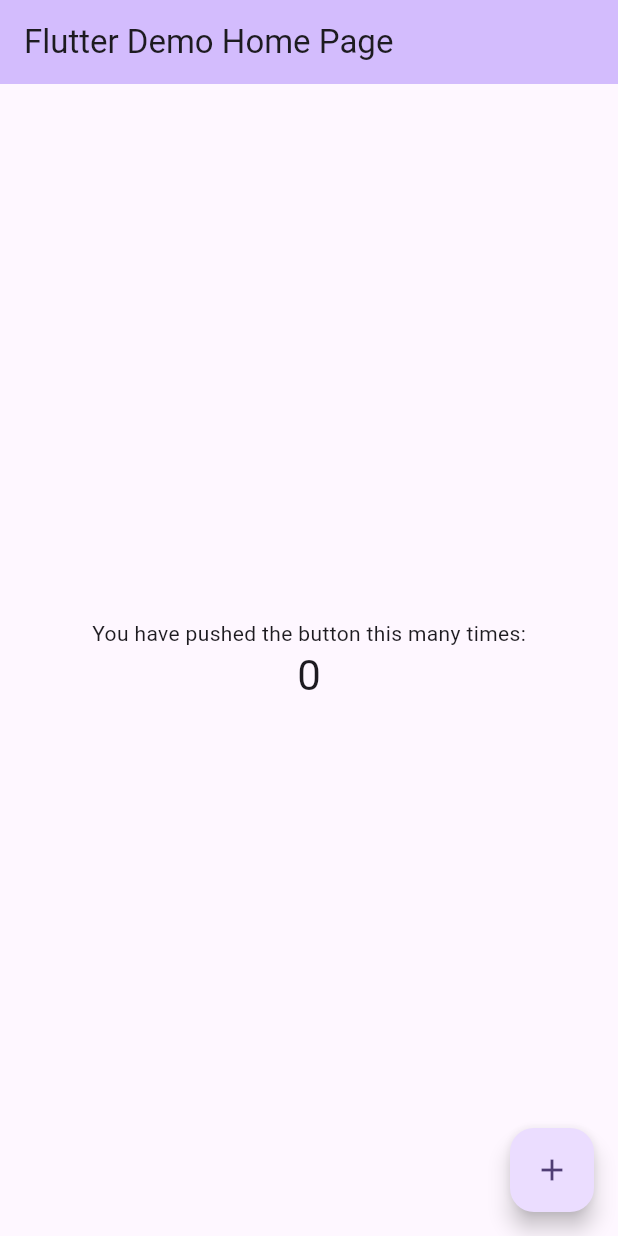
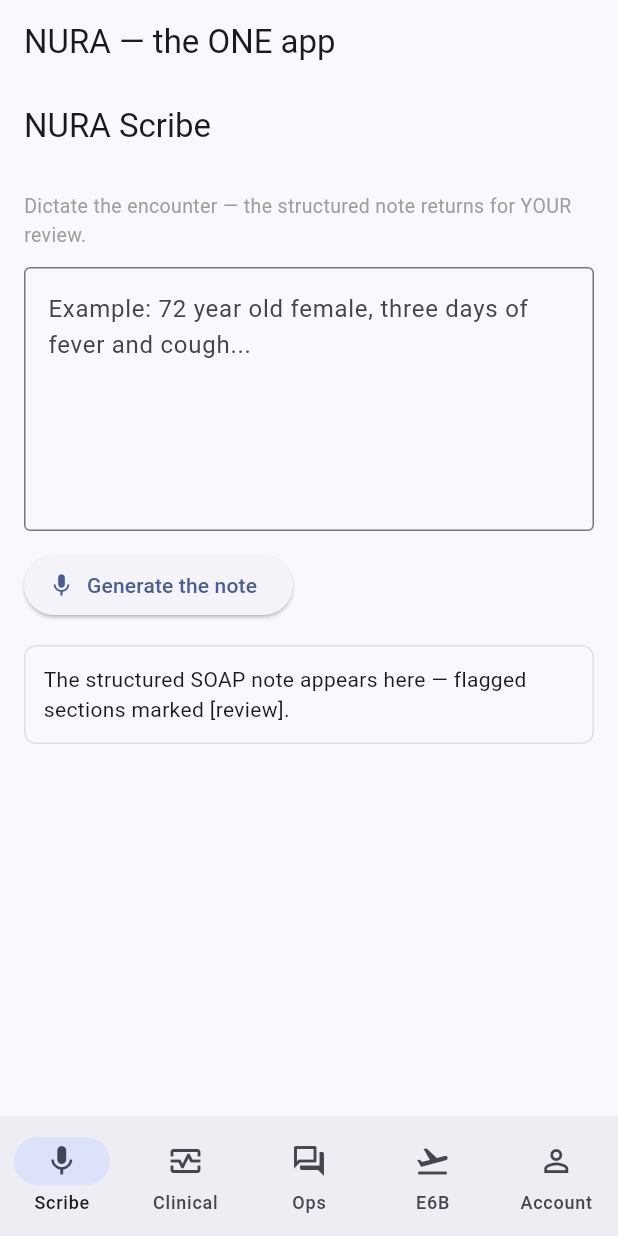
Before and after one commit to eddieg73/NURA, a Flutter app: the screen it shows after launch, on a phone screen of 412 x 824 dp. Run offline on Flutter 3.47's test engine with Material 3 defaults, Android fonts, the light colour scheme and no system bars.

Commit message:
feat: 5-tab NURA app live (clinical/scribe/ops/e6b/account) + macos/web/windows dirs

```diff
--- /dev/null
+++ b/apps/nura_medical/lib/account_screen.dart
@@ -0,0 +1,56 @@
+import 'package:flutter/material.dart';
+
+/// The NURA Account tab — the license gate (the NPI or the paramedic
+/// license — the founder's law) + the app settings.
+class AccountScreen extends StatelessWidget {
+  const AccountScreen({super.key});
+
+  @override
+  Widget build(BuildContext context) {
+    return Scaffold(
+      appBar: AppBar(title: const Text('🔐 NURA Account')),
+      body: ListView(
+        padding: const EdgeInsets.all(16),
+        children: [
+          Card(
+            child: ListTile(
+              leading: const Icon(Icons.verified_user_outlined),
+              title: const Text('The license gate'),
+              subtitle: const Text('The NPI or the paramedic license required — '
+                  'the clinical features unlock on the verified credential.'),
+              onTap: () => ScaffoldMessenger.of(context).showSnackBar(
+                const SnackBar(content: Text('The license gate: the NPI/paramedic verification wires with the Codemagic release'), duration: Duration(seconds: 2)),
+              ),
+            ),
+          ),
+          Card(
+            child: ListTile(
+              leading: const Icon(Icons.person_outline),
+              title: const Text('The provider profile'),
+              subtitle: const Text('The name, the credentials, the NPI — the '
+                  'attestation for the signed documentation.'),
+              onTap: () => ScaffoldMessenger.of(context).showSnackBar(
+                const SnackBar(content: Text('The profile lane is wiring — the NPI attestation ships with the provider verification'), duration: Duration(seconds: 2)),
+              ),
+            ),
+          ),
+          Card(
+            child: ListTile(
+              leading: const Icon(Icons.settings_outlined),
+              title: const Text('The settings'),
+              subtitle: const Text('The local-first routing · the draft-label '
+                  'toggles · the audit-log review.'),
+              onTap: () => ScaffoldMessenger.of(context).showSnackBar(
+                const SnackBar(content: Text('The settings lane is wiring — the routing doctrine lives in the vault'), duration: Duration(seconds: 2)),
+              ),
+            ),
+          ),
+          const SizedBox(height: 16),
+          Text('The ONE app · the NURA OS · the provider-gated, the '
+              'audit-friendly, the local-first.',
+              style: TextStyle(fontSize: 11, color: Colors.grey.shade600)),
+        ],
+      ),
+    );
+  }
+}
--- a/apps/nura_medical/lib/main.dart
+++ b/apps/nura_medical/lib/main.dart
@@ -1,4 +1,9 @@
 import 'package:flutter/material.dart';
+import 'scribe_screen.dart';
+import 'e6b_screen.dart';
+import 'clinical_screen.dart';
+import 'ops_screen.dart';
+import 'account_screen.dart';
 
 void main() {
   runApp(const MyApp());
@@ -7,115 +12,53 @@
 class MyApp extends StatelessWidget {
   const MyApp({super.key});
 
-  // This widget is the root of your application.
   @override
   Widget build(BuildContext context) {
     return MaterialApp(
-      title: 'Flutter Demo',
+      title: 'NURA Medical',
       theme: ThemeData(
-        // This is the theme of your application.
-        //
-        // TRY THIS: Try running your application with "flutter run". You'll see
-        // the application has a purple toolbar. Then, without quitting the app,
-        // try changing the seedColor in the colorScheme below to Colors.green
-        // and then invoke "hot reload" (save your changes or press the "hot
-        // reload" button in a Flutter-supported IDE, or press "r" if you used
-        // the command line to start the app).
-        //
-        // Notice that the counter didn't reset back to zero; the application
-        // state is not lost during the reload. To reset the state, use hot
-        // restart instead.
-        //
-        // This works for code too, not just values: Most code changes can be
-        // tested with just a hot reload.
-        colorScheme: .fromSeed(seedColor: Colors.deepPurple),
+        colorScheme: ColorScheme.fromSeed(seedColor: const Color(0xFF0B3D91)),
+        useMaterial3: true,
       ),
-      home: const MyHomePage(title: 'Flutter Demo Home Page'),
+      home: const NuraHome(),
     );
   }
 }
 
-class MyHomePage extends StatefulWidget {
-  const MyHomePage({super.key, required this.title});
-
-  // This widget is the home page of your application. It is stateful, meaning
-  // that it has a State object (defined below) that contains fields that affect
-  // how it looks.
-
-  // This class is the configuration for the state. It holds the values (in this
-  // case the title) provided by the parent (in this case the App widget) and
-  // used by the build method of the State. Fields in a Widget subclass are
-  // always marked "final".
-
-  final String title;
+class NuraHome extends StatefulWidget {
+  const NuraHome({super.key});
 
   @override
-  State<MyHomePage> createState() => _MyHomePageState();
+  State<NuraHome> createState() => _NuraHomeState();
 }
 
-class _MyHomePageState extends State<MyHomePage> {
-  int _counter = 0;
-
-  void _incrementCounter() {
-    setState(() {
-      // This call to setState tells the Flutter framework that something has
-      // changed in this State, which causes it to rerun the build method below
-      // so that the display can reflect the updated values. If we changed
-      // _counter without calling setState(), then the build method would not be
-      // called again, and so nothing would appear to happen.
-      _counter++;
-    });
-  }
+class _NuraHomeState extends State<NuraHome> {
+  int _tab = 0;
 
   @override
   Widget build(BuildContext context) {
-    // This method is rerun every time setState is called, for instance as done
-    // by the _incrementCounter method above.
-    //
-    // The Flutter framework has been optimized to make rerunning build methods
-    // fast, so that you can just rebuild anything that needs updating rather
-    // than having to individually change instances of widgets.
     return Scaffold(
-      appBar: AppBar(
-        // TRY THIS: Try changing the color here to a specific color (to
-        // Colors.amber, perhaps?) and trigger a hot reload to see the AppBar
-        // change color while the other colors stay the same.
-        backgroundColor: Theme.of(context).colorScheme.inversePrimary,
-        // Here we take the value from the MyHomePage object that was created by
-        // the App.build method, and use it to set our appbar title.
-        title: Text(widget.title),
+      appBar: AppBar(title: const Text('NURA — the ONE app')),
+      body: IndexedStack(
+        index: _tab,
+        children: const [
+          ScribeScreen(),     // 0 — the ambient scribe
+          ClinicalScreen(),   // 1 — the dx/synthesis/scribe engines
+          OpsScreen(),        // 2 — the inbox/texts/payments/fax/books
+          E6BScreen(),        // 3 — the aviation E6B
+          AccountScreen(),    // 4 — the license gate
+        ],
       ),
-      body: Center(
-        // Center is a layout widget. It takes a single child and positions it
-        // in the middle of the parent.
-        child: Column(
-          // Column is also a layout widget. It takes a list of children and
-          // arranges them vertically. By default, it sizes itself to fit its
-          // children horizontally, and tries to be as tall as its parent.
-          //
-          // Column has various properties to control how it sizes itself and
-          // how it positions its children. Here we use mainAxisAlignment to
-          // center the children vertically; the main axis here is the vertical
-          // axis because Columns are vertical (the cross axis would be
-          // horizontal).
-          //
-          // TRY THIS: Invoke "debug painting" (choose the "Toggle Debug Paint"
-          // action in the IDE, or press "p" in the console), to see the
-          // wireframe for each widget.
-          mainAxisAlignment: .center,
-          children: [
-            const Text('You have pushed the button this many times:'),
-            Text(
-              '$_counter',
-              style: Theme.of(context).textTheme.headlineMedium,
-            ),
-          ],
-        ),
-      ),
-      floatingActionButton: FloatingActionButton(
-        onPressed: _incrementCounter,
-        tooltip: 'Increment',
-        child: const Icon(Icons.add),
+      bottomNavigationBar: NavigationBar(
+        selectedIndex: _tab,
+        onDestinationSelected: (i) => setState(() => _tab = i),
+        destinations: const [
+          NavigationDestination(icon: Icon(Icons.mic), label: 'Scribe'),
+          NavigationDestination(icon: Icon(Icons.monitor_heart_outlined), label: 'Clinical'),
+          NavigationDestination(icon: Icon(Icons.forum_outlined), label: 'Ops'),
+          NavigationDestination(icon: Icon(Icons.flight_takeoff), label: 'E6B'),
+          NavigationDestination(icon: Icon(Icons.person_outline), label: 'Account'),
+        ],
       ),
     );
   }
--- /dev/null
+++ b/apps/nura_medical/lib/scribe_screen.dart
@@ -0,0 +1,96 @@
+import 'dart:convert';
+import 'dart:io';
+import 'package:flutter/material.dart';
+
+/// The NURA Scribe screen — the ambient documentation lane.
+/// Dictation in → the structured SOAP note out (Med42) → the provider review label.
+/// The API base = the NURA tools API (override per deployment).
+const String kScribeApi = 'http://100.76.175.91:8095/scribe'; // the tailnet gateway (the fallback: 127.0.0.1 on-device)
+
+class ScribeScreen extends StatefulWidget {
+  const ScribeScreen({super.key});
+
+  @override
+  State<ScribeScreen> createState() => _ScribeScreenState();
+}
+
+class _ScribeScreenState extends State<ScribeScreen> {
+  final TextEditingController _dictation = TextEditingController();
+  String _note = '';
+  bool _busy = false;
+  String _error = '';
+
+  Future<void> _scribe() async {
+    if (_dictation.text.trim().isEmpty) return;
+    setState(() { _busy = true; _error = ''; });
+    try {
+      final client = HttpClient();
+      final req = await client.postUrl(Uri.parse(kScribeApi));
+      req.headers.contentType = ContentType.json;
+      req.write(jsonEncode({'text': _dictation.text.trim()}));
+      final res = await req.close();
+      final body = await res.transform(utf8.decoder).join();
+      final note = jsonDecode(body)['note'] ?? '(empty response)';
+      setState(() { _note = note; _busy = false; });
+    } catch (e) {
+      setState(() { _error = 'Scribe call failed: $e'; _busy = false; });
+    }
+  }
+
+  @override
+  Widget build(BuildContext context) {
+    return Scaffold(
+      appBar: AppBar(title: const Text('NURA Scribe')),
+      body: Padding(
+        padding: const EdgeInsets.all(16),
+        child: Column(
+          children: [
+            const Text('Dictate the encounter — the structured note returns for YOUR review.',
+                style: TextStyle(fontSize: 13, color: Colors.grey)),
+            const SizedBox(height: 12),
+            TextField(
+              controller: _dictation,
+              maxLines: 6,
+              decoration: const InputDecoration(
+                border: OutlineInputBorder(),
+                hintText: 'Example: 72 year old female, three days of fever and cough...',
+              ),
+            ),
+            const SizedBox(height: 12),
+            Row(
+              children: [
+                ElevatedButton.icon(
+                  onPressed: _busy ? null : _scribe,
+                  icon: _busy
+                      ? const SizedBox(width: 16, height: 16, child: CircularProgressIndicator(strokeWidth: 2))
+                      : const Icon(Icons.mic),
+                  label: Text(_busy ? 'Scribing…' : 'Generate the note'),
+                ),
+              ],
+            ),
+            if (_error.isNotEmpty) ...[
+              const SizedBox(height: 8),
+              Text(_error, style: const TextStyle(color: Colors.red)),
+            ],
+            const SizedBox(height: 16),
+            Expanded(
+              child: SingleChildScrollView(
+                child: Container(
+                  width: double.infinity,
+                  padding: const EdgeInsets.all(12),
+                  decoration: BoxDecoration(
+                    border: Border.all(color: Colors.grey.shade300),
+                    borderRadius: BorderRadius.circular(8),
+                  ),
+                  child: Text(_note.isEmpty
+                      ? 'The structured SOAP note appears here — flagged sections marked [review].'
+                      : _note),
+                ),
+              ),
+            ),
+          ],
+        ),
+      ),
+    );
+  }
+}
```
Also changed, not shown: apps/nura_medical/analysis_options.yaml (+9 -0 lines), apps/nura_medical/lib/clinical_screen.dart (added, +63 -0 lines), apps/nura_medical/lib/e6b_screen.dart (added, +82 -0 lines), apps/nura_medical/lib/ops_screen.dart (added, +50 -0 lines), .deepsec/package.json (added), .deepsec/pnpm-workspace.yaml (added), apps/nura_medical/pubspec.lock (added), 63 other files.
